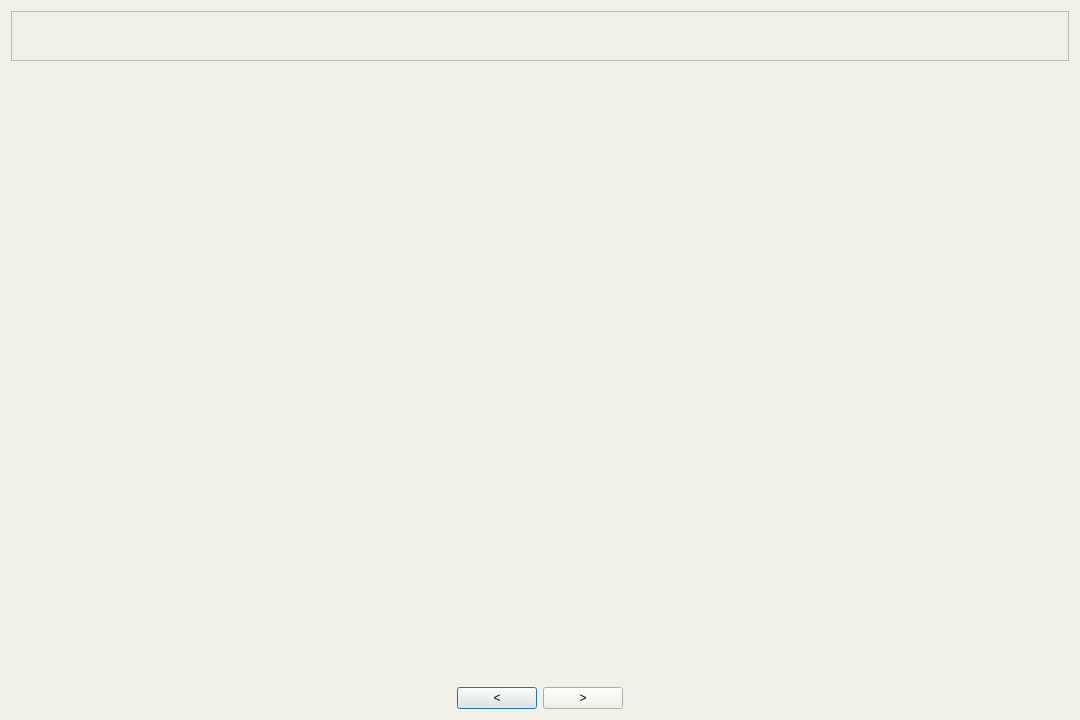
Qt form help.ui (SIA2602/Communication-CAN-with-Interface) before a commit.
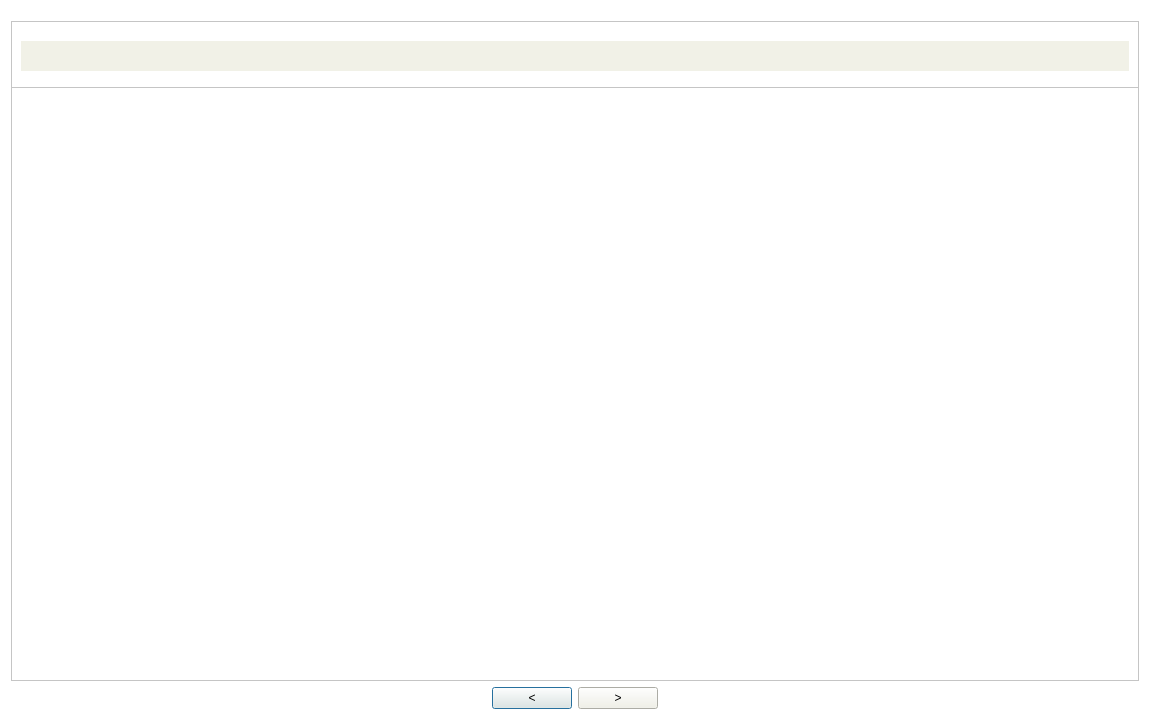
The same form after that commit.

```diff
--- a/help.ui
+++ b/help.ui
@@ -6,25 +6,19 @@
    <rect>
     <x>0</x>
     <y>0</y>
-    <width>1080</width>
+    <width>1150</width>
     <height>720</height>
    </rect>
   </property>
   <property name="sizePolicy">
-   <sizepolicy hsizetype="Fixed" vsizetype="Fixed">
+   <sizepolicy hsizetype="Minimum" vsizetype="Minimum">
     <horstretch>0</horstretch>
     <verstretch>0</verstretch>
    </sizepolicy>
   </property>
   <property name="minimumSize">
    <size>
-    <width>1080</width>
-    <height>720</height>
-   </size>
-  </property>
-  <property name="maximumSize">
-   <size>
-    <width>1080</width>
+    <width>1150</width>
     <height>720</height>
    </size>
   </property>
@@ -32,7 +26,7 @@
    <string>Help</string>
   </property>
   <property name="styleSheet">
-   <string notr="true">background-color: rgb(241, 241, 231);</string>
+   <string notr="true">background-color: rgb(255, 255, 255);</string>
   </property>
   <layout class="QVBoxLayout" name="verticalLayout_2">
    <item>
@@ -48,7 +42,7 @@
        <property name="minimumSize">
         <size>
          <width>0</width>
-         <height>50</height>
+         <height>70</height>
         </size>
        </property>
        <property name="maximumSize">
@@ -71,8 +65,8 @@
          <rect>
           <x>0</x>
           <y>0</y>
-          <width>1062</width>
-          <height>46</height>
+          <width>1132</width>
+          <height>66</height>
          </rect>
         </property>
         <layout class="QHBoxLayout" name="horizontalLayout_2">
@@ -96,9 +90,20 @@
              <height>30</height>
             </size>
            </property>
+           <property name="font">
+            <font>
+             <pointsize>11</pointsize>
+            </font>
+           </property>
+           <property name="styleSheet">
+            <string notr="true">background-color: rgb(241, 241, 231);</string>
+           </property>
            <property name="text">
             <string/>
            </property>
+           <property name="alignment">
+            <set>Qt::AlignCenter</set>
+           </property>
           </widget>
          </item>
         </layout>
@@ -106,16 +111,54 @@
       </widget>
      </item>
      <item>
-      <widget class="QLabel" name="label1">
-       <property name="sizePolicy">
-        <sizepolicy hsizetype="Expanding" vsizetype="Expanding">
-         <horstretch>0</horstretch>
-         <verstretch>0</verstretch>
-        </sizepolicy>
+      <widget class="QScrollArea" name="scrollArea_2">
+       <property name="widgetResizable">
+        <bool>true</bool>
        </property>
-       <property name="text">
-        <string/>
-       </property>
+       <widget class="QWidget" name="scrollAreaWidgetContents_2">
+        <property name="geometry">
+         <rect>
+          <x>0</x>
+          <y>0</y>
+          <width>1132</width>
+          <height>584</height>
+         </rect>
+        </property>
+        <layout class="QVBoxLayout" name="verticalLayout_3">
+         <item>
+          <widget class="QLabel" name="label1">
+           <property name="sizePolicy">
+            <sizepolicy hsizetype="Expanding" vsizetype="Expanding">
+             <horstretch>0</horstretch>
+             <verstretch>0</verstretch>
+            </sizepolicy>
+           </property>
+           <property name="font">
+            <font>
+             <italic>false</italic>
+             <underline>false</underline>
+             <strikeout>false</strikeout>
+            </font>
+           </property>
+           <property name="text">
+            <string/>
+           </property>
+           <property name="alignment">
+            <set>Qt::AlignCenter</set>
+           </property>
+           <property name="wordWrap">
+            <bool>false</bool>
+           </property>
+           <property name="margin">
+            <number>0</number>
+           </property>
+           <property name="openExternalLinks">
+            <bool>false</bool>
+           </property>
+          </widget>
+         </item>
+        </layout>
+       </widget>
       </widget>
      </item>
      <item>
@@ -138,6 +181,9 @@
        </item>
        <item>
         <widget class="QPushButton" name="pushButton1">
+         <property name="styleSheet">
+          <string notr="true">background-color: rgb(241, 241, 231);</string>
+         </property>
          <property name="text">
           <string>&lt;</string>
          </property>
@@ -145,6 +191,9 @@
        </item>
        <item>
         <widget class="QPushButton" name="pushButton2">
+         <property name="styleSheet">
+          <string notr="true">background-color: rgb(241, 241, 231);</string>
+         </property>
          <property name="text">
           <string>&gt;</string>
          </property>
```
